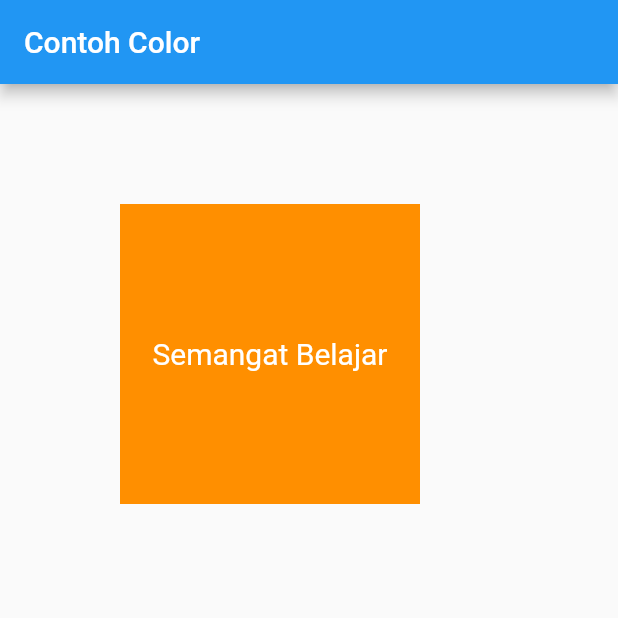
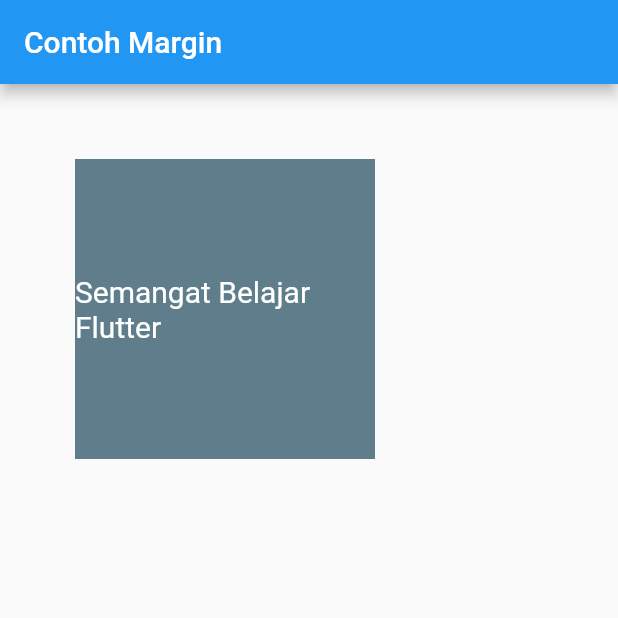
Before and after one commit to polinema-mobile/praktikum-02-layout-web-bola-SrirahmiLutfiahA, a Flutter app: the screen it shows after launch, on a phone screen of 412 x 824 dp, the top half of it. Run offline on Flutter 3.47's test engine with Material 2 defaults, Android fonts, the phone set to English and light mode, and no system bars.

Commit message:
Contoh Margin

```diff
--- a/lib/main.dart
+++ b/lib/main.dart
@@ -11,15 +11,15 @@ class MyApp extends StatelessWidget {
   Widget build(BuildContext context) {
     return MaterialApp(
       home: Scaffold(
-        appBar: AppBar(title: Text("Contoh Color"),),
+        appBar: AppBar(title: Text("Contoh Margin"),),
         body: Container(
-         margin: EdgeInsets.all(80),
+            margin: EdgeInsets.all(50),
             height: 200,
             width: 200,
             alignment: Alignment.center,
-         color: Colors.amber[800],
+            color: Colors.blueGrey,
             child: Text(
-           'Semangat Belajar',
+              'Semangat Belajar Flutter',
               style: TextStyle(fontSize: 20, color: Colors.white),
           )
         )
```
Lines whose indentation alone changed are shown as unchanged.
